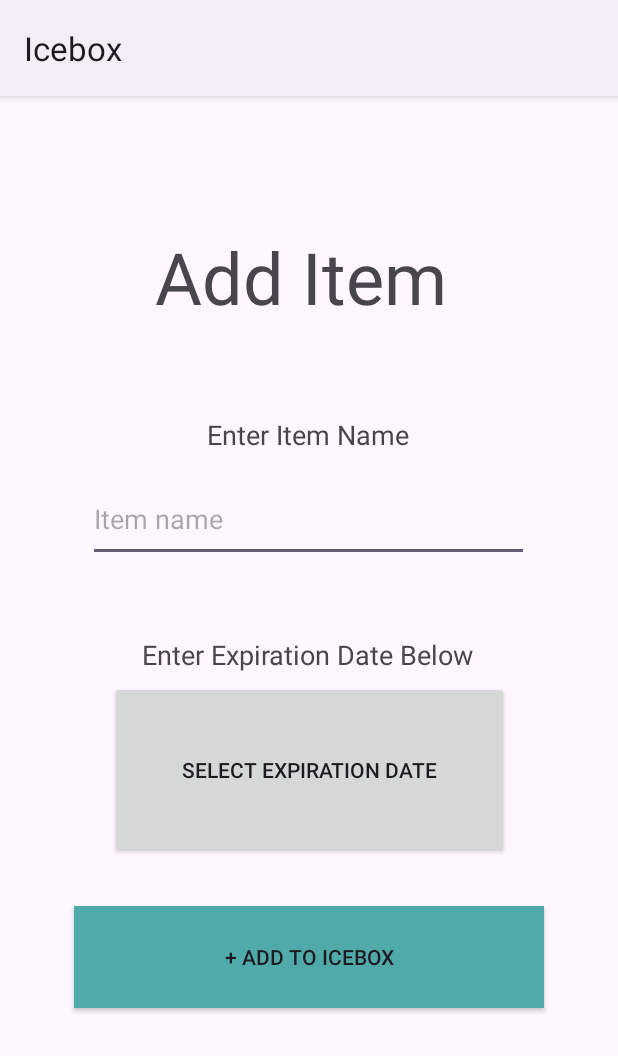
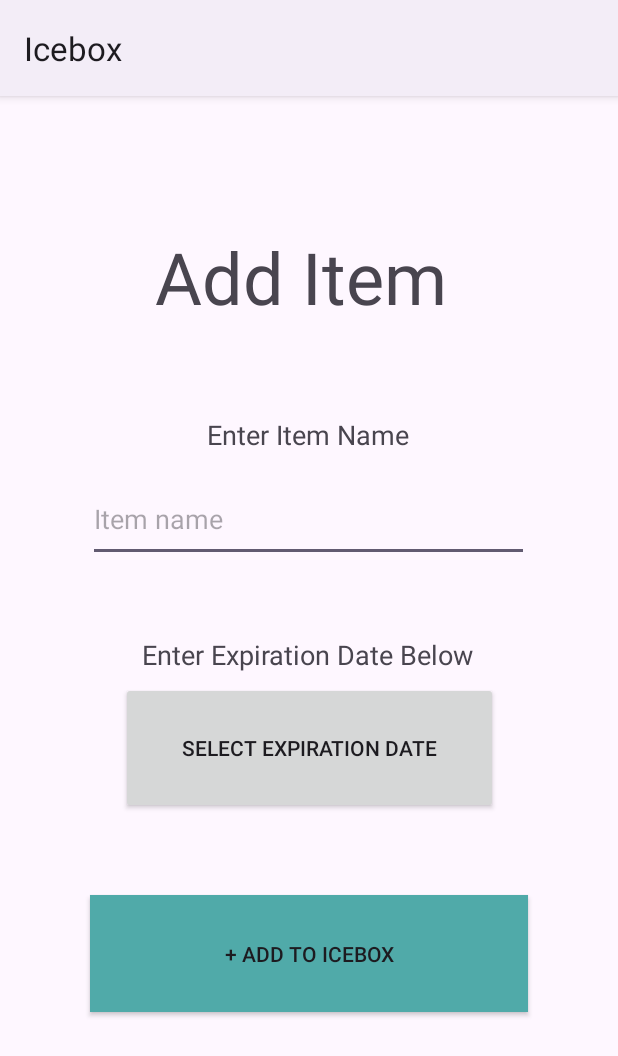
Before and after one commit to zapfeeno/Icebox, an Android app: the AddItemActivity screen opened directly, with no data from a screen before it, on a phone screen of 412 x 824 dp. Shown: the top 1056 px of the screen. Run offline under Robolectric (Android 15) with nearby library versions, the phone set to English and light mode, and no system bars.

Commit message:
design tweaks v4

```diff
--- a/app/src/main/res/layout/activity_add_item.xml
+++ b/app/src/main/res/layout/activity_add_item.xml
@@ -37,8 +37,8 @@
 
     <androidx.appcompat.widget.AppCompatButton
         android:id="@+id/expirationDateButton"
-        android:layout_width="266dp"
-        android:layout_height="118dp"
+        android:layout_width="251dp"
+        android:layout_height="88dp"
         android:onClick="setExpiryDate"
         android:text="Select Expiration Date"
         app:layout_constraintBottom_toBottomOf="parent"
@@ -78,8 +78,8 @@
 
     <androidx.appcompat.widget.AppCompatButton
         android:id="@+id/addToIceboxButton"
-        android:layout_width="313dp"
-        android:layout_height="68dp"
+        android:layout_width="292dp"
+        android:layout_height="78dp"
         android:background="#50AAA9"
         android:gravity="center_horizontal|center_vertical"
         android:onClick="addToIcebox"
@@ -87,7 +87,7 @@
         app:layout_constraintBottom_toBottomOf="parent"
         app:layout_constraintEnd_toEndOf="parent"
         app:layout_constraintStart_toStartOf="parent"
-        app:layout_constraintTop_toTopOf="parent"
-        app:layout_constraintVertical_bias="0.78" />
+        app:layout_constraintTop_toBottomOf="@+id/expirationDateButton"
+        app:layout_constraintVertical_bias="0.266" />
 
 </androidx.constraintlayout.widget.ConstraintLayout>
```
